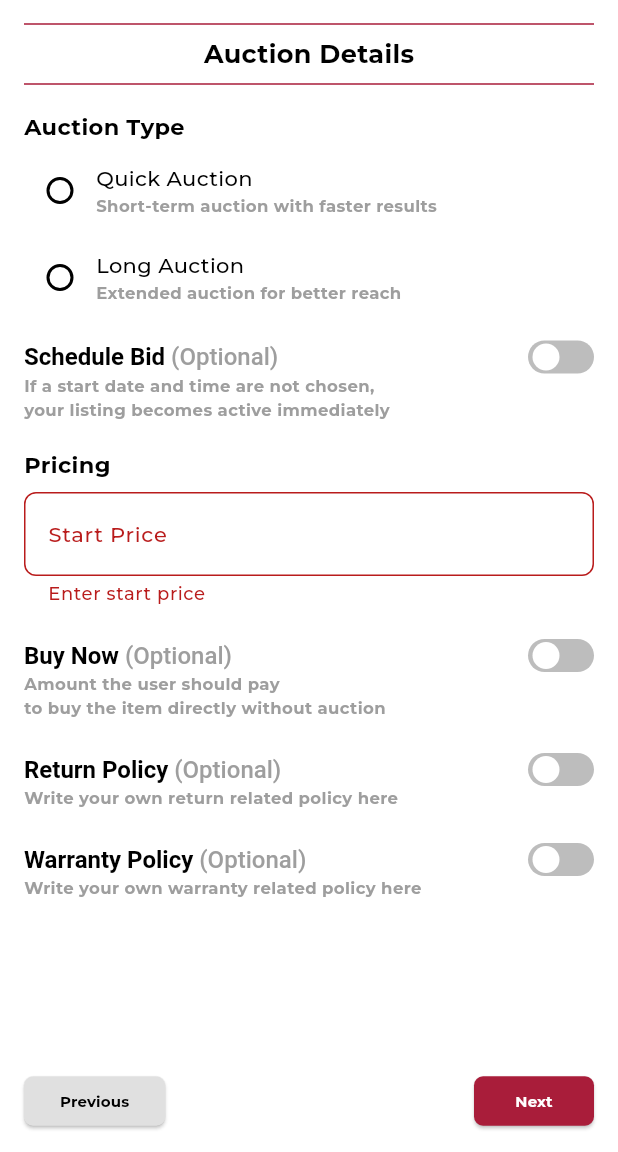
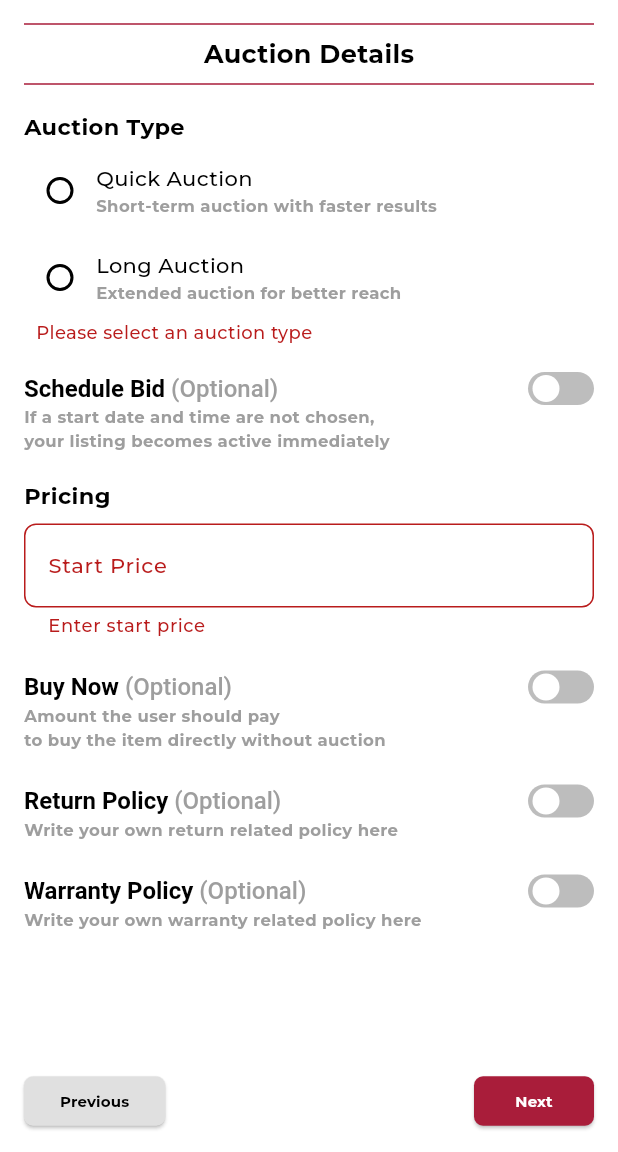
Before and after one commit to AlleTre-E-Commerce-Complex/alletre-flutter, a Flutter app: the AuctionDetailsScreen screen opened by its route, after a tap on "Next", on a phone screen of 412 x 824 dp, the part 84-1236 px from its top. Run offline on Flutter 3.47's test engine with Material 3 defaults, Android fonts, the phone set to English and light mode, and no system bars; drawn by our look-alikes of flutter_switch; our stand-ins replace carousel_slider, flutter_svg, font_awesome_flutter, image_picker, intl_phone_number_input, package_info_plus and 1 more; project files that could hold a hidden picture were left out.

Commit message:
validate: validation logic for auction type provided

```diff
--- a/lib/utils/validators/create_auction_validators.dart
+++ b/lib/utils/validators/create_auction_validators.dart
@@ -23,11 +23,8 @@ class CreateAuctionValidation {
 
 
   static String? validateMediaSection(List<File> mediaList) {
-    if (mediaList.isEmpty) {
-      return "Please upload at least one image";
-    }
-    if (mediaList.length < 3) {
-      return "Please upload at least 3 images";
+    if (mediaList.isEmpty && mediaList.length < 3) {
+      return "Please upload at least 3 image";
     }
     return null;
   }
--- a/lib/view/screens/auction screen/auction_details_screen.dart
+++ b/lib/view/screens/auction screen/auction_details_screen.dart
@@ -69,7 +69,10 @@ class AuctionDetailsScreen extends StatelessWidget {
                         ),
                       ),
                       const SizedBox(height: 8),
-                      ValueListenableBuilder<String?>(
+                      ValueListenableBuilder<bool>(
+                        valueListenable: isSubmitted,
+                        builder: (context, submitted, child) {
+                          return ValueListenableBuilder<String?>(
                             valueListenable: condition,
                             builder: (context, value, child) {
                               return Column(
@@ -127,19 +130,36 @@ class AuctionDetailsScreen extends StatelessWidget {
                                       ),
                                     ],
                                   ),
+                                  if (submitted && value == null)
+                                    const Align(
+                                      alignment: Alignment.centerLeft,
+                                      child: Padding(
+                                        padding: EdgeInsets.only(left: 8, top: 4),
+                                        child: Text(
+                                          "Please select an auction type",
+                                          style: TextStyle(
+                                              color: errorColor,
+                                              fontSize: 12,
+                                              fontWeight: FontWeight.w500),
+                                        ),
+                                      ),
+                                    ),
                                   if (value != null)
                                     Column(
-                                  crossAxisAlignment: CrossAxisAlignment.start,
+                                      crossAxisAlignment:
+                                          CrossAxisAlignment.start,
                                       children: [
                                         const SizedBox(height: 8),
                                         ValueListenableBuilder<String?>(
                                           valueListenable: selectedDuration,
-                                      builder: (context, selectedValue, child) {
-                                        return DropdownButtonFormField<String>(
+                                          builder:
+                                              (context, selectedValue, child) {
+                                            return DropdownButtonFormField<
+                                                String>(
                                               decoration: InputDecoration(
                                                 labelText: "Auction Duration",
-                                            labelStyle:
-                                                const TextStyle(fontSize: 14),
+                                                labelStyle: const TextStyle(
+                                                    fontSize: 14),
                                                 border: OutlineInputBorder(
                                                   borderRadius:
                                                       BorderRadius.circular(8),
@@ -173,17 +193,20 @@ class AuctionDetailsScreen extends StatelessWidget {
                                                       DropdownMenuItem<String>(
                                                         value: duration,
                                                         child: Text(duration,
-                                                        style: const TextStyle(
+                                                            style:
+                                                                const TextStyle(
                                                               color:
                                                                   onSecondaryColor,
                                                               fontWeight:
-                                                              FontWeight.w500,
+                                                                  FontWeight
+                                                                      .w500,
                                                               fontSize: 15,
                                                             )),
                                                       ))
                                                   .toList(),
                                               onChanged: (newValue) {
-                                            selectedDuration.value = newValue;
+                                                selectedDuration.value =
+                                                    newValue;
                                               },
                                               validator: (value) {
                                                 if (value == null ||
@@ -267,7 +290,8 @@ class AuctionDetailsScreen extends StatelessWidget {
                                     switchNotifier: returnPolicySwitch,
                                     textController: returnPolicyController,
                                     labelText: 'Return Policy Description',
-                                hintText: 'Enter the return policy description',
+                                    hintText:
+                                        'Enter the return policy description',
                                   ),
                                   const SizedBox(height: 12),
                                   // Warranty Policy Logic
@@ -283,6 +307,8 @@ class AuctionDetailsScreen extends StatelessWidget {
                                   ),
                                   const SizedBox(height: 12),
                                 ],
+                              );
+                            },
                           );
                         },
                       ),
```
Lines whose indentation alone changed are shown as unchanged.
